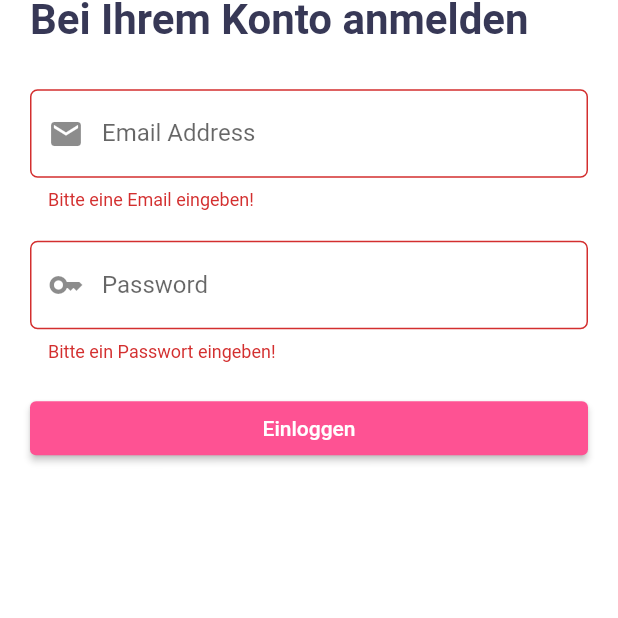
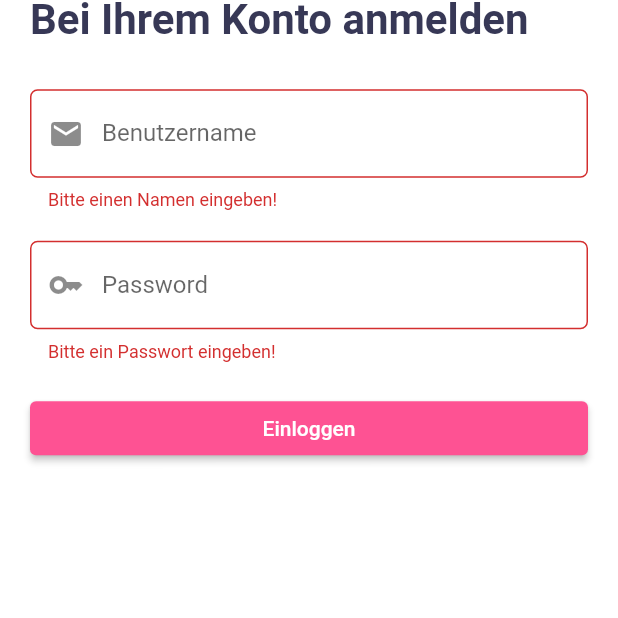
Before and after one commit to DevTobias/roster-planner, a Flutter app: the screen it shows after launch, after a tap on "Einloggen", on a phone screen of 412 x 824 dp, the part 444-1062 px from its top. Run offline on Flutter 3.47's test engine with Material 2 defaults, Android fonts, the phone set to English and light mode, and no system bars; our stand-ins replace cloud_firestore, firebase_auth, firebase_core, firebase_messaging, splashscreen, webview_flutter; accounts and stored records are empty; statements that could not run were skipped.

```diff
--- a/mobile-app/lib/screens/signin_screen.dart
+++ b/mobile-app/lib/screens/signin_screen.dart
@@ -44,13 +44,13 @@ class _SignInScreenState extends State<SignInScreen> {
                   TextFormField(
                     controller: _emailController,
                     decoration: const InputDecoration(
-                      labelText: 'Email Address',
+                      labelText: 'Benutzername',
                       border: OutlineInputBorder(
                         borderRadius: BorderRadius.all(Radius.circular(5)),
                       ),
                       prefixIcon: Icon(Icons.email),
                     ),
-                    validator: _validateEmail,
+                    validator: _validateName,
                   ),
                   const SizedBox(height: 20),
                   TextFormField(
@@ -90,9 +90,18 @@ class _SignInScreenState extends State<SignInScreen> {
   /// from firebase.
   Future<void> _logIn() async {
     try {
+      final List<String> split = _emailController.text
+          .toLowerCase()
+          .replaceAll('ä', 'ae')
+          .replaceAll('ü', 'ue')
+          .replaceAll('ö', 'oe')
+          .split(' ');
+
+      final String generatedMail = '${split[0]}.${split[1]}@kita.de';
+
       final UserCredential result =
           await FirebaseAuth.instance.signInWithEmailAndPassword(
-        email: _emailController.text,
+        email: generatedMail,
         password: _passwordController.text,
       );
 
@@ -120,15 +129,9 @@ class _SignInScreenState extends State<SignInScreen> {
 
   /// Validate if the [value] is a valid email or not. If an error occurred,
   /// a error message as string is returned, null instead.
-  String? _validateEmail(String? value) {
+  String? _validateName(String? value) {
     if (value!.isEmpty) {
-      return 'Bitte eine Email eingeben!';
-    }
-
-    if (!RegExp(
-            r"^[a-zA-Z0-9.!#$%&'*+/=?^_`{|}~-]+@[a-zA-Z0-9](?:[a-zA-Z0-9-]{0,253}[a-zA-Z0-9])?(?:\.[a-zA-Z0-9](?:[a-zA-Z0-9-]{0,253}[a-zA-Z0-9])?)*$")
-        .hasMatch(value)) {
-      return 'Bitte eine gültige Email eingeben!';
+      return 'Bitte einen Namen eingeben!';
     }
 
     return null;
--- a/mobile-app/pubspec.yaml
+++ b/mobile-app/pubspec.yaml
@@ -20,6 +20,7 @@ dependencies:
   firebase_messaging: ^11.2.7
 
   # UI dependencies
+  webview_flutter: ^3.0.2
   calendar_timeline: ^1.0.4
   splashscreen:
     git:
```
Also changed, not shown: mobile-app/lib/screens/home_screen.dart (+21 -12 lines), mobile-app/pubspec.lock, 5 other files.
